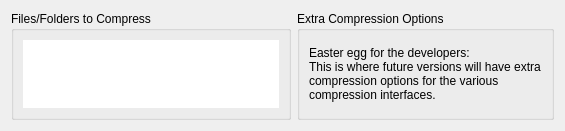
The window that kerfuffle/adddialog.ui (KDE/ark) describes before a commit, drawn with Qt 5.
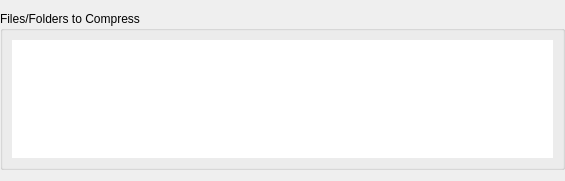
The same window after the commit.

What changed in the file:
```diff
--- a/kerfuffle/adddialog.ui
+++ b/kerfuffle/adddialog.ui
@@ -1,12 +1,12 @@
 <ui version="4.0" >
  <class>AddDialog</class>
- <widget class="QWidget" name="AddDialog" >
-  <property name="geometry" >
+ <widget class="QWidget" name="AddDialog">
+  <property name="geometry">
    <rect>
     <x>0</x>
     <y>0</y>
     <width>565</width>
-    <height>113</height>
+    <height>181</height>
    </rect>
   </property>
   <property name="minimumSize" >
@@ -15,7 +15,13 @@
     <height>0</height>
    </size>
   </property>
-  <layout class="QHBoxLayout" name="horizontalLayout" >
+  <layout class="QHBoxLayout" name="horizontalLayout">
+   <property name="leftMargin">
+    <number>0</number>
+   </property>
+   <property name="rightMargin">
+    <number>0</number>
+   </property>
    <item>
     <widget class="QGroupBox" name="groupCompressFiles" >
      <property name="sizePolicy" >
@@ -72,33 +78,7 @@
         <property name="viewMode" >
          <enum>QListView::IconMode</enum>
         </property>
-        <property name="uniformItemSizes" >
-         <bool>true</bool>
-        </property>
-       </widget>
-      </item>
-     </layout>
-    </widget>
-   </item>
-   <item>
-    <widget class="QGroupBox" name="groupExtraOptions" >
-     <property name="sizePolicy" >
-      <sizepolicy vsizetype="Preferred" hsizetype="Preferred" >
-       <horstretch>0</horstretch>
-       <verstretch>0</verstretch>
-      </sizepolicy>
-     </property>
-     <property name="title" >
-      <string>Extra Compression Options</string>
-     </property>
-     <layout class="QVBoxLayout" name="verticalLayout" >
-      <item>
-       <widget class="QLabel" name="label" >
-        <property name="text" >
-         <string>Easter egg for the developers:
-This is where future versions will have extra compression options for the various compression interfaces.</string>
-        </property>
-        <property name="wordWrap" >
+        <property name="uniformItemSizes">
          <bool>true</bool>
         </property>
        </widget>
```
Left out of the diff: 43 changed lines with no effect on the pictures.
